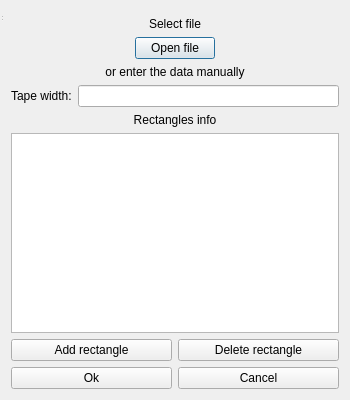
This is forms/enter_data.ui in Astana-Mirza/genetic-algo-practice as Qt 5 draws it before an edit. The edited form follows.
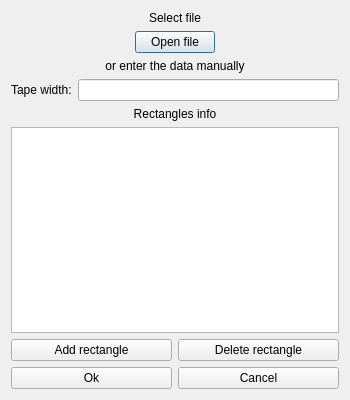
This is the edited form.

Commit message: added data input from file

Patch:
```diff
--- a/forms/enter_data.ui
+++ b/forms/enter_data.ui
@@ -15,9 +15,6 @@
   </property>
   <layout class="QGridLayout" name="gridLayout_2">
    <item row="0" column="0">
-    <widget class="QMenuBar" name="menubar"/>
-   </item>
-   <item row="1" column="0">
     <layout class="QGridLayout" name="gridLayout">
      <item row="0" column="0" colspan="2">
       <layout class="QVBoxLayout" name="verticalLayout">
@@ -157,16 +154,6 @@
     </layout>
    </item>
   </layout>
-  <widget class="QStatusBar" name="statusbar">
-   <property name="geometry">
-    <rect>
-     <x>0</x>
-     <y>0</y>
-     <width>3</width>
-     <height>22</height>
-    </rect>
-   </property>
-  </widget>
  </widget>
  <resources/>
  <connections/>
```
The commit also changes 6 other files.
